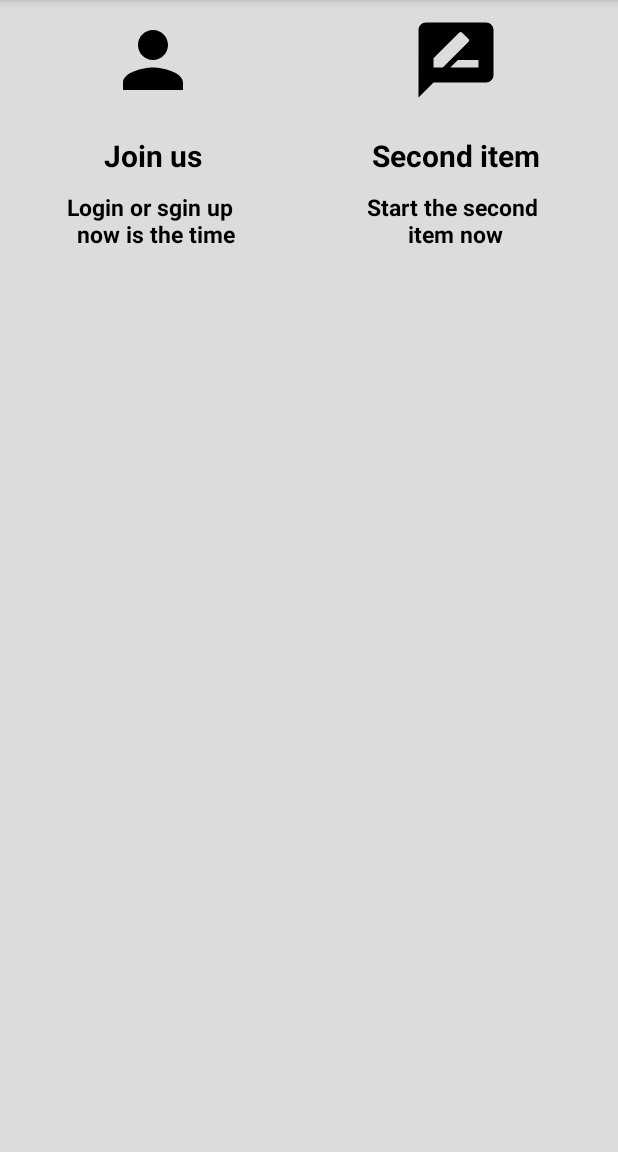
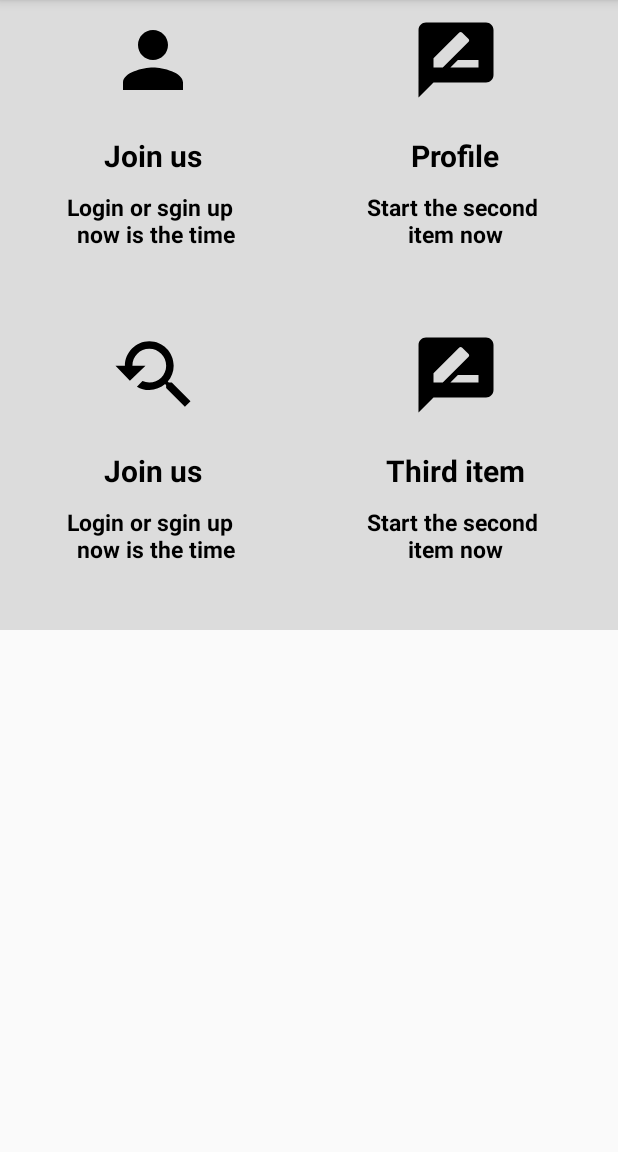
Before and after one commit to havefun77612/Attendance-System, an Android app: the screen it shows after launch (MainPage), after a tap on "SKIP", on a phone screen of 412 x 824 dp, the part 84-1236 px from its top. Run offline under Robolectric (Android 15) with nearby library versions, the phone set to English and light mode, and no system bars; 1 other tap on this screen came first.

Commit message:
adding Qr Scanning && fix normal user login for profile info

```diff
--- a/app/src/main/java/com/havefun/attendancesystem/MainPage.java
+++ b/app/src/main/java/com/havefun/attendancesystem/MainPage.java
@@ -13,12 +13,14 @@ import androidx.appcompat.widget.Toolbar;
 import androidx.core.view.GravityCompat;
 import androidx.drawerlayout.widget.DrawerLayout;
 
+import com.havefun.attendancesystem.QR.ScanQr;
+
 
 public class MainPage extends AppCompatActivity {
     Toolbar toolbar;
     DrawerLayout drawer;
     ActionBarDrawerToggle toggle;
-    LinearLayout loginactivity,profile_page;
+    LinearLayout loginactivity,profile_page,Scaner;
 
     @Override
     protected void onCreate(Bundle savedInstanceState) {
@@ -37,6 +39,7 @@ public class MainPage extends AppCompatActivity {
     private void initializeVars() {
         loginactivity=(LinearLayout)findViewById(R.id.loginactivity);
         profile_page=(LinearLayout)findViewById(R.id.profile_page);
+        Scaner=(LinearLayout)findViewById(R.id.Scaner);
         toolbar =(Toolbar) findViewById(R.id.toolbar);
         setSupportActionBar(toolbar);
         drawer = (DrawerLayout) findViewById(R.id.drawer_layout);
@@ -61,6 +64,13 @@ public class MainPage extends AppCompatActivity {
                 finish();
             }
         });
+        Scaner.setOnClickListener(new View.OnClickListener() {
+            @Override
+            public void onClick(View v) {
+                startActivity(new Intent(getApplicationContext(), ScanQr.class));
+                finish();
+            }
+        });
     }
     @Override
     public void onBackPressed() {
--- a/app/src/main/java/com/havefun/attendancesystem/SignUp.java
+++ b/app/src/main/java/com/havefun/attendancesystem/SignUp.java
@@ -113,7 +113,7 @@ public class SignUp extends AppCompatActivity {
                         if (task.isSuccessful()) {
                             // Sign in success, update UI with the signed-in user's information
                             FancyToast.makeText(getApplicationContext(), "Signed up Success", FancyToast.LENGTH_LONG, FancyToast.SUCCESS, true).show();
-                            FirebaseUser user = mAuth.getCurrentUser();
+                            user = mAuth.getCurrentUser();
                             checkifUserCompeletLoginOrNot();
 
                         } else {
@@ -275,8 +275,8 @@ public class SignUp extends AppCompatActivity {
                         if (task.isSuccessful()) {
                             // Sign in success, update UI with the signed-in user's information
                             Log.d(TAG, "signInWithCredential:success");
-                            FirebaseUser user = mAuth.getCurrentUser();
-                            FancyToast.makeText(getApplicationContext(), "Facbook Signup succed", FancyToast.LENGTH_LONG, FancyToast.SUCCESS, true).show();
+                             user = mAuth.getCurrentUser();
+                            FancyToast.makeText(getApplicationContext(), "Facbook Signup succeded", FancyToast.LENGTH_LONG, FancyToast.SUCCESS, true).show();
                             checkifUserCompeletLoginOrNot();
                         } else {
                             // If sign in fails, display a message to the user.
--- /dev/null
+++ b/app/src/main/res/drawable/list_scaner.xml
@@ -0,0 +1,4 @@
+<vector android:height="60dp" android:viewportHeight="24.0"
+    android:viewportWidth="24.0" android:width="60dp" xmlns:android="http://schemas.android.com/apk/res/android">
+    <path android:fillColor="#FF000000" android:pathData="M17.01,14h-0.8l-0.27,-0.27c0.98,-1.14 1.57,-2.61 1.57,-4.23 0,-3.59 -2.91,-6.5 -6.5,-6.5s-6.5,3 -6.5,6.5H2l3.84,4 4.16,-4H6.51C6.51,7 8.53,5 11.01,5s4.5,2.01 4.5,4.5c0,2.48 -2.02,4.5 -4.5,4.5 -0.65,0 -1.26,-0.14 -1.82,-0.38L7.71,15.1c0.97,0.57 2.09,0.9 3.3,0.9 1.61,0 3.08,-0.59 4.22,-1.57l0.27,0.27v0.79l5.01,4.99L22,19l-4.99,-5z"/>
+</vector>
--- a/app/src/main/res/layout/content_profile.xml
+++ b/app/src/main/res/layout/content_profile.xml
@@ -95,7 +95,8 @@
                     android:id="@+id/addresstext1"
                     style="@style/profileDetailsTextMain"
                     android:layout_toRightOf="@id/address_image"
-                    android:text="Address" />
+                    android:text="Address"
+                    />
 
                 <TextView
                     android:id="@+id/addresstext2"
--- a/app/src/main/res/layout/main_page.xml
+++ b/app/src/main/res/layout/main_page.xml
@@ -33,7 +33,7 @@
 
             <LinearLayout
                 android:layout_width="match_parent"
-                android:layout_height="match_parent"
+                android:layout_height="wrap_content"
                 android:background="@color/common_google_signin_btn_text_light_disabled"
                 android:orientation="horizontal">
 
@@ -93,7 +93,88 @@
                         android:layout_height="wrap_content"
                         android:layout_gravity="center"
                         android:layout_marginTop="20dp"
-                        android:text="Second item"
+                        android:text="Profile"
+                        android:textColor="@color/blackTextColor"
+                        android:textSize="20sp"
+                        android:textStyle="bold" />
+
+                    <TextView
+                        android:layout_width="wrap_content"
+                        android:layout_height="wrap_content"
+                        android:layout_gravity="center"
+                        android:layout_marginTop="10dp"
+                        android:text="Start the second \n item now "
+                        android:textAlignment="center"
+                        android:textColor="@color/blackTextColor"
+                        android:textSize="15sp"
+                        android:textStyle="bold" />
+                </LinearLayout>
+
+
+            </LinearLayout>
+            <LinearLayout
+                android:layout_width="match_parent"
+                android:layout_height="wrap_content"
+                android:background="@color/common_google_signin_btn_text_light_disabled"
+                android:orientation="horizontal">
+
+
+                <LinearLayout
+                    android:id="@+id/Scaner"
+                    android:layout_width="200dp"
+                    android:layout_height="200dp"
+                    android:layout_marginLeft="2dp"
+                    android:layout_marginTop="10dp"
+                    android:orientation="vertical">
+
+                    <ImageView
+                        android:layout_width="wrap_content"
+                        android:layout_height="wrap_content"
+                        android:layout_gravity="center"
+                        android:src="@drawable/list_scaner" />
+
+                    <TextView
+                        android:layout_width="wrap_content"
+                        android:layout_height="wrap_content"
+                        android:layout_gravity="center"
+                        android:layout_marginTop="20dp"
+                        android:text="Join us"
+                        android:textColor="@color/blackTextColor"
+                        android:textSize="20sp"
+                        android:textStyle="bold" />
+
+                    <TextView
+                        android:layout_width="wrap_content"
+                        android:layout_height="wrap_content"
+                        android:layout_gravity="center"
+                        android:layout_marginTop="10dp"
+                        android:text="Login or sgin up \n now is the time"
+                        android:textAlignment="center"
+                        android:textColor="@color/blackTextColor"
+                        android:textSize="15sp"
+                        android:textStyle="bold" />
+                </LinearLayout>
+
+                <LinearLayout
+                    android:id="@+id/waiting"
+                    android:layout_width="200dp"
+                    android:layout_height="200dp"
+                    android:layout_marginLeft="2dp"
+                    android:layout_marginTop="10dp"
+                    android:orientation="vertical">
+
+                    <ImageView
+                        android:layout_width="wrap_content"
+                        android:layout_height="wrap_content"
+                        android:layout_gravity="center"
+                        android:src="@drawable/list_edit" />
+
+                    <TextView
+                        android:layout_width="wrap_content"
+                        android:layout_height="wrap_content"
+                        android:layout_gravity="center"
+                        android:layout_marginTop="20dp"
+                        android:text="Third item"
                         android:textColor="@color/blackTextColor"
                         android:textSize="20sp"
                         android:textStyle="bold" />
@@ -113,7 +194,6 @@
 
             </LinearLayout>
 
-
         </LinearLayout>
 
         <!-- your content layout -->
--- a/app/src/main/res/values/styles.xml
+++ b/app/src/main/res/values/styles.xml
@@ -58,6 +58,7 @@
 
     <style name="profileDetailsLayout" parent="parent">
         <item name="android:layout_marginTop">20dp</item>
+        <item name="android:layout_height">wrap_content</item>
     </style>
 
     <style name="profileDetailsImage">
@@ -88,6 +89,7 @@
         <item name="android:textStyle">bold</item>
         <item name="android:textSize">16sp</item>
         <item name="android:layout_marginLeft">10dp</item>
+        <item name="android:layout_marginBottom">5dp</item>
     </style>
 
     <style name="profileDetailsMiniText" parent="viewParent">
@@ -95,6 +97,7 @@
         <item name="android:textColor">@color/blackTextColor</item>
         <item name="android:textSize">14sp</item>
         <item name="android:layout_marginLeft">10dp</item>
+        <item name="android:layout_marginTop">5dp</item>
     </style>
 
     <style name="proifleDetailsView">
```
Also changed, not shown: app/src/main/AndroidManifest.xml (+22 -28 lines), app/src/main/java/com/havefun/attendancesystem/CompleteLogin.java (+13 -2 lines), app/src/main/java/com/havefun/attendancesystem/ProfileActivity.java (+8 -1 lines), app/src/main/java/com/havefun/attendancesystem/QR/ScanQr.java (added, +85 -0 lines), app/src/main/java/com/havefun/attendancesystem/WriteToFirebase.java (+12 -4 lines), app/src/main/res/layout/scanqr.xml (added, +52 -0 lines).
